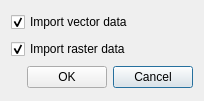
kallaballa/ctrl-cut, file src/gui/ImportDialog.ui: the form before one commit.
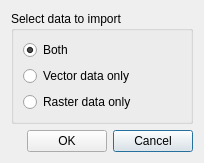
The form after the commit.

Commit message: implemented import dialog

```diff
--- a/src/gui/ImportDialog.ui
+++ b/src/gui/ImportDialog.ui
@@ -7,7 +7,7 @@
     <x>0</x>
     <y>0</y>
     <width>204</width>
-    <height>101</height>
+    <height>163</height>
    </rect>
   </property>
   <property name="windowTitle">
@@ -15,9 +15,15 @@
   </property>
   <layout class="QVBoxLayout" name="verticalLayout_5">
    <item>
-    <widget class="QCheckBox" name="chkImportVector">
+    <widget class="QGroupBox" name="groupBox">
+     <property name="title">
+      <string>Select data to import</string>
+     </property>
+     <layout class="QVBoxLayout" name="verticalLayout">
+      <item>
+       <widget class="QRadioButton" name="bothButton">
      <property name="text">
-      <string>Import vector data</string>
+         <string>Both</string>
      </property>
      <property name="checked">
       <bool>true</bool>
@@ -25,13 +31,20 @@
     </widget>
    </item>
    <item>
-    <widget class="QCheckBox" name="chkImportRaster">
+       <widget class="QRadioButton" name="vectorButton">
      <property name="text">
-      <string>Import raster data</string>
-     </property>
-     <property name="checked">
-      <bool>true</bool>
-     </property>
+         <string>Vector data only</string>
+        </property>
+       </widget>
+      </item>
+      <item>
+       <widget class="QRadioButton" name="rasterButton">
+        <property name="text">
+         <string>Raster data only</string>
+        </property>
+       </widget>
+      </item>
+     </layout>
     </widget>
    </item>
    <item>
```
Lines whose indentation alone changed are shown as unchanged. The commit also changes 11 other files.
